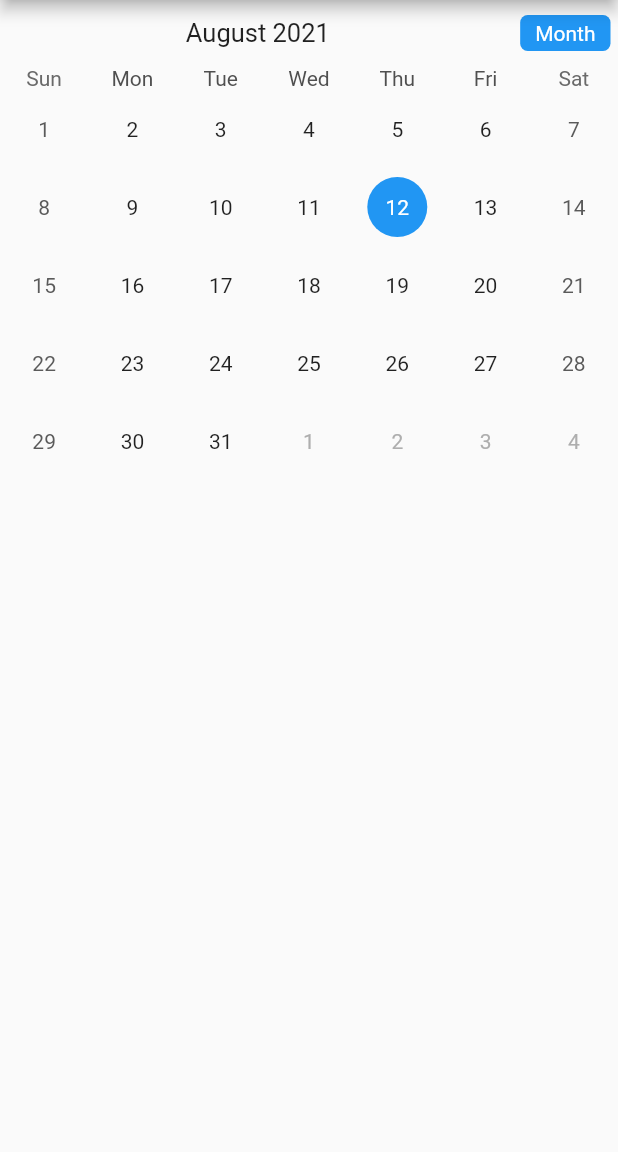
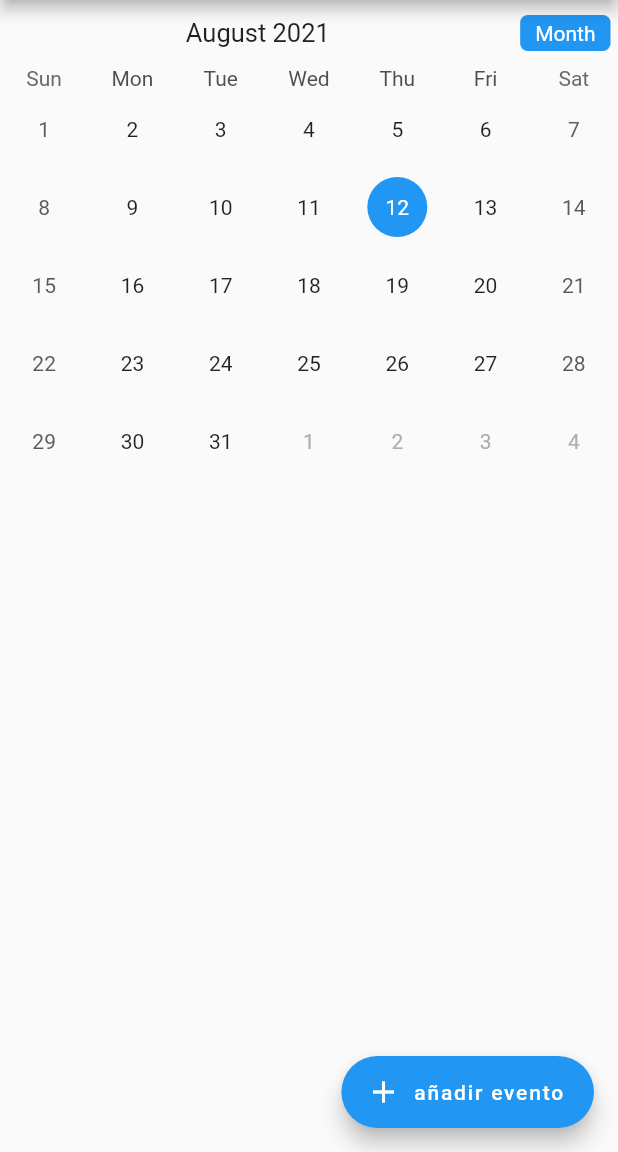
Before and after one commit to joaquinirigoyen/Appmobile, a Flutter app: the calendar screen opened directly, on a phone screen of 412 x 824 dp, the part 84-1236 px from its top. Run offline on Flutter 3.47's test engine with Material 2 defaults, Android fonts, the phone set to English and light mode, and no system bars; drawn by our look-alikes of table_calendar; network calls fail.

Commit message:
eventos con nombre

```diff
--- a/lib/src/calendar.dart
+++ b/lib/src/calendar.dart
@@ -1,3 +1,4 @@
+import 'package:app_gym/src/event.dart';
 import 'package:flutter/material.dart';
 import 'package:table_calendar/table_calendar.dart';
 
@@ -9,10 +10,20 @@ class calendar extends StatefulWidget {
 
 // ignore: camel_case_types
 class _CalendarState extends State<calendar> {
+  Map<DateTime, List<Event>> selectedEvents;
   CalendarFormat format = CalendarFormat.month;
   DateTime selectedDay = DateTime.now();
   DateTime focusedDay = DateTime.now();
   @override
+  void initState() {
+    selectedEvents = {};
+    super.initState();
+  }
+
+  List<Event> _getEventsfromDay(DateTime date) {
+    return selectedEvents[date] ?? [];
+  }
+
   Widget build(BuildContext context) {
     return Scaffold(
       appBar: AppBar(
@@ -44,6 +55,8 @@ class _CalendarState extends State<calendar> {
         selectedDayPredicate: (DateTime date) {
           return isSameDay(selectedDay, date);
         },
+
+        eventLoader: _getEventsfromDay,
 
         //el estilo del calendario
         calendarStyle: CalendarStyle(
@@ -84,6 +97,12 @@ class _CalendarState extends State<calendar> {
           headerPadding: EdgeInsets.symmetric(horizontal: 5.0, vertical: 10),
         ),
       ),
+      floatingActionButton: FloatingActionButton.extended(
+        onPressed: () =>
+            showDialog(context: context, builder: (context) => AlertDialog()),
+        label: Text("añadir evento"),
+        icon: Icon(Icons.add),
+      ),
     );
   }
 }
--- a/lib/src/event.dart
+++ b/lib/src/event.dart
@@ -0,0 +1,8 @@
+import 'package:flutter/material.dart';
+
+class Event {
+  final String title;
+  Event({@required this.title});
+
+  String toString() => this.title;
+}
```
